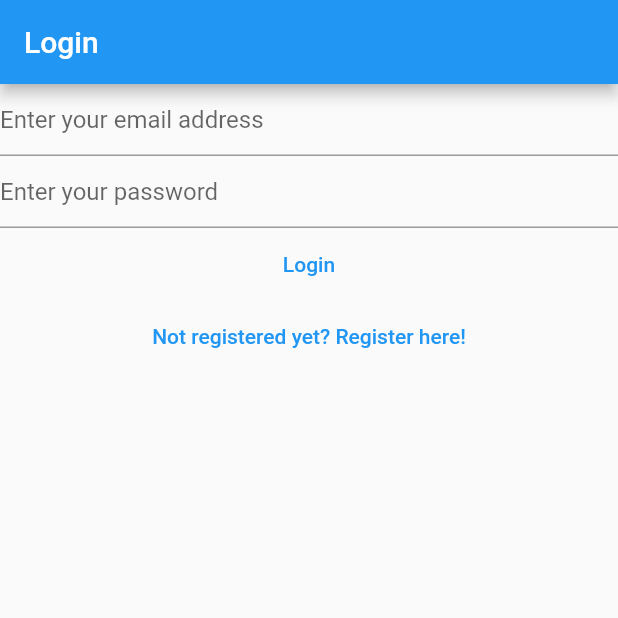
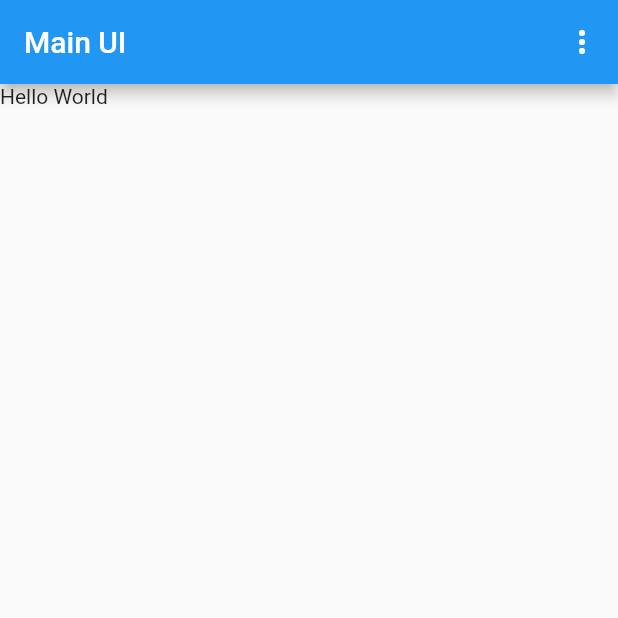
Before and after one commit to FionaWekulo/Flutter, a Flutter app: the screen it shows after launch, after a tap on "Login", on a phone screen of 412 x 824 dp, the top half of it. Run offline on Flutter 3.47's test engine with Material 2 defaults, Android fonts, the phone set to English and light mode, and no system bars; our stand-ins replace firebase_auth, firebase_core; accounts and stored records are empty; network calls fail.

Commit message:
cleaning up routesn

```diff
--- a/flutterapp/lib/constants/routes.dart
+++ b/flutterapp/lib/constants/routes.dart
@@ -1 +1,3 @@
-const createOrUpdateNoteRoute = '/notes/new-note/';
+const registerRoute = '/register/';
+const loginRoute = '/login/';
+const notesRoute = '/notes/';
--- a/flutterapp/lib/main.dart
+++ b/flutterapp/lib/main.dart
@@ -1,21 +1,23 @@
-// ignore_for_file: library_private_types_in_public_api
-
 import 'package:firebase_auth/firebase_auth.dart';
 import 'package:firebase_core/firebase_core.dart';
 import 'package:flutter/material.dart';
+import 'package:flutterapp/constants/routes.dart';
 import 'package:flutterapp/views/login_view.dart';
 import 'package:flutterapp/views/register_view.dart';
 import 'package:flutterapp/views/verify_email_view.dart';
 import 'firebase_options.dart';
+//import 'dart:developer' as devtools show log;
 
 void main() {
   WidgetsFlutterBinding.ensureInitialized();
+
   runApp(
     MaterialApp(
       home: const HomePage(),
       routes: {
-        '/login/': (context) => const LoginView(),
-        '/register/': (context) => const RegisterView(),
+        loginRoute: (context) => const LoginView(),
+        registerRoute: (context) => const RegisterView(),
+        notesRoute: (context) => const NotesView(),
       },
     ),
   );
@@ -36,15 +38,13 @@ class HomePage extends StatelessWidget {
             final user = FirebaseAuth.instance.currentUser;
             if (user != null) {
               if (user.emailVerified) {
-                print("Email has been verified.");
+                return const NotesView();
               } else {
                 return const VerifyEmailView();
               }
-              }
-              else {
-                 return const LoginView();
-              }
-              return const Text("Done");
+            } else {
+              return const LoginView();
+            }
           default:
             return const CircularProgressIndicator();
         }
@@ -52,3 +52,74 @@ class HomePage extends StatelessWidget {
     );
   }
 }
+
+enum MenuAction { logout }
+
+class NotesView extends StatefulWidget {
+  const NotesView({super.key});
+
+  @override
+  State<NotesView> createState() => _NotesViewState();
+}
+
+class _NotesViewState extends State<NotesView> {
+  @override
+  Widget build(BuildContext context) {
+    return Scaffold(
+      appBar: AppBar(
+        title: const Text("Main UI"),
+        actions: [
+          PopupMenuButton<MenuAction>(
+            onSelected: (value) async {
+              switch (value) {
+                case MenuAction.logout:
+                  final shouldLogOut = await showLogOutDialog(context);
+                  if (shouldLogOut) {
+                    await FirebaseAuth.instance.signOut();
+                   // Navigator.of(context).pushNamedAndRemoveUntil(
+                    //  '/login/', (_) => false,
+                   //   );
+                  }
+              }
+            },
+            itemBuilder: (context) {
+              return const [
+                PopupMenuItem<MenuAction>(
+                  value: MenuAction.logout,
+                  child: Text("Log out"),
+                ),
+              ];
+            },
+          )
+        ],
+      ),
+      body: const Text("Hello World"),
+    );
+  }
+}
+
+Future<bool> showLogOutDialog(BuildContext context) {
+  return showDialog<bool>(
+    context: context,
+    builder: (context) {
+      return AlertDialog(
+        title: const Text("Sign Out"),
+        content: const Text("Are you sure you want to sign out?"),
+        actions: [
+          TextButton(
+              onPressed: () {
+                //Navigator.of(context).pop(false);
+                Navigator.of(context).pushNamedAndRemoveUntil('/login/', (_) => false,
+                      );
+              },
+              child: const Text("Log Out")),
+          TextButton(
+              onPressed: () {
+                Navigator.of(context).pop(false);
+              },
+              child: const Text("Cancel"))
+        ],
+      );
+    },
+  ).then((value) => value ?? false);
+}
--- a/flutterapp/lib/views/login_view.dart
+++ b/flutterapp/lib/views/login_view.dart
@@ -1,5 +1,8 @@
 import 'package:flutter/material.dart';
 import 'package:firebase_auth/firebase_auth.dart';
+import 'dart:developer' as devtools show log;
+
+import 'package:flutterapp/constants/routes.dart';
 
 class LoginView extends StatefulWidget {
   const LoginView({Key? key}) : super(key: key);
@@ -55,26 +58,29 @@ class _LoginViewState extends State<LoginView> {
             onPressed: () async {
               final email = _email.text; //grabbing th data entered
               final password = _password.text;
+              Navigator.of(context).pushNamedAndRemoveUntil(
+                  notesRoute,
+                  (route) => false,
+                );
               try {
-                FirebaseAuth.instance
+             await FirebaseAuth.instance
                     .signInWithEmailAndPassword(email: email, password: password);
-                final userCredential = await FirebaseAuth.instance
-                    .signInWithEmailAndPassword(email: email, password: password);
-                print(userCredential);
-              } on FirebaseAuthException catch (e) {
+
+                    } on FirebaseAuthException catch (e) {
                 if (e.code == 'user-not-found') {
-                  print('User not found');
+                  devtools.log('User not found');
                 } else if (e.code == 'wrong-password') {
-                  print("Wrong password");
+                  devtools.log("Wrong password");
                 }
               }
+
             },
             child: const Text('Login'),
           ),
           TextButton(
               onPressed: () {
-                Navigator.of(context)
-                    .pushNamedAndRemoveUntil('/register/', (route) => false);
+                Navigator.of(context).pushNamedAndRemoveUntil(
+                  registerRoute, (route) => false,);
               },
               child: const Text("Not registered yet? Register here!"))
         ],
--- a/flutterapp/lib/views/register_view.dart
+++ b/flutterapp/lib/views/register_view.dart
@@ -1,5 +1,7 @@
 import 'package:firebase_auth/firebase_auth.dart';
 import 'package:flutter/material.dart';
+import 'dart:developer' as devtools show log;
+import 'package:flutterapp/constants/routes.dart';
 //import 'package:flutter_bloc/flutter_bloc.dart';
 // import 'package:flutterapp/extensions/buildcontext/loc.dart';
 // import 'package:flutterapp/services/auth/auth_exceptions.dart';
@@ -64,15 +66,15 @@ class _RegisterViewState extends State<RegisterView> {
                 final userCredential = await FirebaseAuth.instance
                     .createUserWithEmailAndPassword(
                         email: email, password: password);
-                print(userCredential);
+                devtools.log(userCredential.toString());
               } on FirebaseAuthException catch (e) {
                 if (e.code == "email-already-in-use") {
-                  print("Email already in use");
+                  devtools.log("Email already in use");
                 } else if (e.code == 'weak-password') {
-                  print("Weak password!");
-                  print("Password shoud be at least 6 characters");
+                  devtools.log("Weak password!");
+                  devtools.log("Password shoud be at least 6 characters");
                 } else if (e.code == "invalid-email") {
-                  print("The email you entered is invalid");
+                  devtools.log("The email you entered is invalid");
                 }
               }
             },
@@ -81,7 +83,7 @@ class _RegisterViewState extends State<RegisterView> {
           TextButton(
             onPressed: () {
               Navigator.of(context)
-                  .pushNamedAndRemoveUntil('/login/', (route) => false);
+                  .pushNamedAndRemoveUntil(loginRoute, (route) => false);
             },
             child: const Text("Already registered? Login here!"))
       ],
--- a/flutterapp/lib/views/verify_email_view.dart
+++ b/flutterapp/lib/views/verify_email_view.dart
@@ -5,7 +5,7 @@ class VerifyEmailView extends StatefulWidget {
   const VerifyEmailView({Key? key}) : super(key: key);
 
   @override
-  _VerifyEmailViewState createState() => _VerifyEmailViewState();
+  State<VerifyEmailView> createState() => _VerifyEmailViewState();
 }
 
 class _VerifyEmailViewState extends State<VerifyEmailView> {
```
